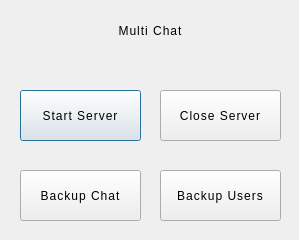
The window that MultiChat/options_server_dialog.ui (vince-exe/MultiChat) describes before a commit, drawn with Qt 5.
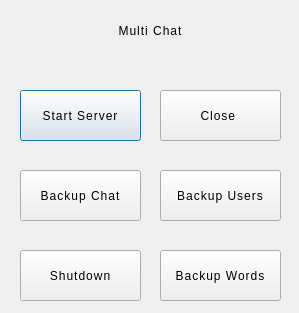
The same window after the commit.

Patch:
```diff
--- a/MultiChat/options_server_dialog.ui
+++ b/MultiChat/options_server_dialog.ui
@@ -7,7 +7,7 @@
     <x>0</x>
     <y>0</y>
     <width>299</width>
-    <height>240</height>
+    <height>313</height>
    </rect>
   </property>
   <property name="windowTitle">
@@ -107,7 +107,7 @@
 }</string>
    </property>
    <property name="text">
-    <string>Close Server</string>
+    <string>Close </string>
    </property>
   </widget>
   <widget class="QPushButton" name="backupChatBtn">
@@ -160,6 +160,56 @@
     <string>Backup Users</string>
    </property>
   </widget>
+  <widget class="QPushButton" name="backupChatBtn_2">
+   <property name="geometry">
+    <rect>
+     <x>20</x>
+     <y>250</y>
+     <width>121</width>
+     <height>51</height>
+    </rect>
+   </property>
+   <property name="styleSheet">
+    <string notr="true">QPushButton {
+	border: 4px solid '#101014';
+	font: 700 11pt &quot;Yu Gothic UI&quot;;
+	letter-spacing: 1px;
+	color: '#e3e3e3';
+}
+
+QPushButton::hover {
+	background-color: '#0c2f3a';
+}</string>
+   </property>
+   <property name="text">
+    <string>Shutdown</string>
+   </property>
+  </widget>
+  <widget class="QPushButton" name="backupChatBtn_3">
+   <property name="geometry">
+    <rect>
+     <x>160</x>
+     <y>250</y>
+     <width>121</width>
+     <height>51</height>
+    </rect>
+   </property>
+   <property name="styleSheet">
+    <string notr="true">QPushButton {
+	border: 4px solid '#101014';
+	font: 700 11pt &quot;Yu Gothic UI&quot;;
+	letter-spacing: 1px;
+	color: '#e3e3e3';
+}
+
+QPushButton::hover {
+	background-color: '#0c2f3a';
+}</string>
+   </property>
+   <property name="text">
+    <string>Backup Words</string>
+   </property>
+  </widget>
  </widget>
  <resources/>
  <connections/>
```
